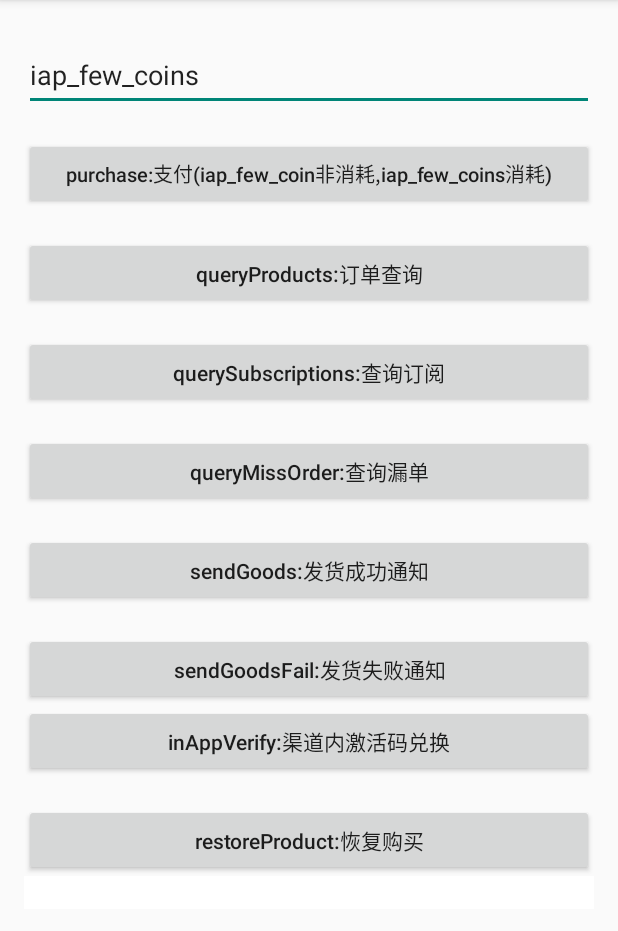
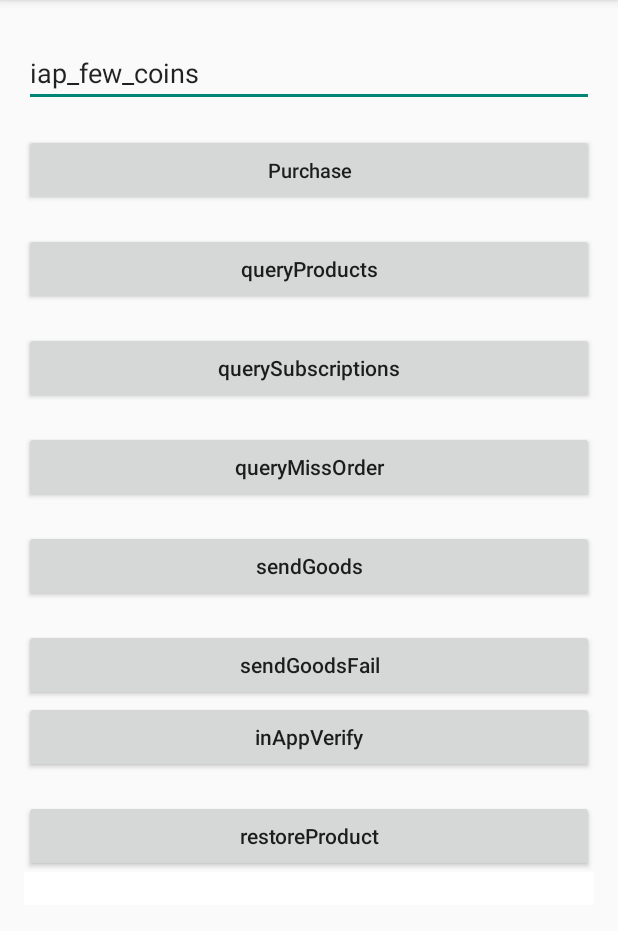
Before and after one commit to Yodo1Games/Yodo1-Suit-SDK-Android-Demo, an Android app: the fragment FragmentPay shown on its own in the app's theme, on a phone screen of 412 x 824 dp, the part 84-1015 px from its top. Run offline under Robolectric (Android 15) with nearby library versions, the phone set to English and light mode, and no system bars; libraries missing offline, so code that uses them is left out: com.yodo1.android; 2 statements that could not run were skipped.

Commit message:
button text.

```diff
--- a/app/src/main/res/layout/fragment_pay.xml
+++ b/app/src/main/res/layout/fragment_pay.xml
@@ -22,7 +22,7 @@
                 android:layout_width="fill_parent"
                 android:layout_height="wrap_content"
                 android:layout_marginTop="10dp"
-                android:hint="请输入商品Id..."
+                android:hint="Input ProductId..."
                 android:inputType="text" />
 
             <Button
@@ -30,7 +30,7 @@
                 android:layout_width="fill_parent"
                 android:layout_height="wrap_content"
                 android:layout_marginTop="18dp"
-                android:text="purchase:支付(iap_few_coin非消耗,iap_few_coins消耗)"
+                android:text="Purchase"
                 android:textAllCaps="false"
                 android:textSize="13sp" />
 
@@ -39,7 +39,7 @@
                 android:layout_width="fill_parent"
                 android:layout_height="wrap_content"
                 android:layout_marginTop="18dp"
-                android:text="queryProducts:订单查询"
+                android:text="queryProducts"
                 android:textAllCaps="false" />
 
             <Button
@@ -47,7 +47,7 @@
                 android:layout_width="fill_parent"
                 android:layout_height="wrap_content"
                 android:layout_marginTop="18dp"
-                android:text="querySubscriptions:查询订阅"
+                android:text="querySubscriptions"
                 android:textAllCaps="false" />
 
             <Button
@@ -55,7 +55,7 @@
                 android:layout_width="fill_parent"
                 android:layout_height="wrap_content"
                 android:layout_marginTop="18dp"
-                android:text="queryMissOrder:查询漏单"
+                android:text="queryMissOrder"
                 android:textAllCaps="false" />
 
             <Button
@@ -63,7 +63,7 @@
                 android:layout_width="fill_parent"
                 android:layout_height="wrap_content"
                 android:layout_marginTop="18dp"
-                android:text="sendGoods:发货成功通知"
+                android:text="sendGoods"
                 android:textAllCaps="false" />
 
             <Button
@@ -71,14 +71,14 @@
                 android:layout_width="fill_parent"
                 android:layout_height="wrap_content"
                 android:layout_marginTop="18dp"
-                android:text="sendGoodsFail:发货失败通知"
+                android:text="sendGoodsFail"
                 android:textAllCaps="false" />
 
             <Button
                 android:id="@+id/iap_verofu"
                 android:layout_width="fill_parent"
                 android:layout_height="wrap_content"
-                android:text="inAppVerify:渠道内激活码兑换"
+                android:text="inAppVerify"
                 android:textAllCaps="false" />
 
             <Button
@@ -86,7 +86,7 @@
                 android:layout_width="fill_parent"
                 android:layout_height="wrap_content"
                 android:layout_marginTop="18dp"
-                android:text="restoreProduct:恢复购买"
+                android:text="restoreProduct"
                 android:textAllCaps="false" />
 
             <TextView
```
